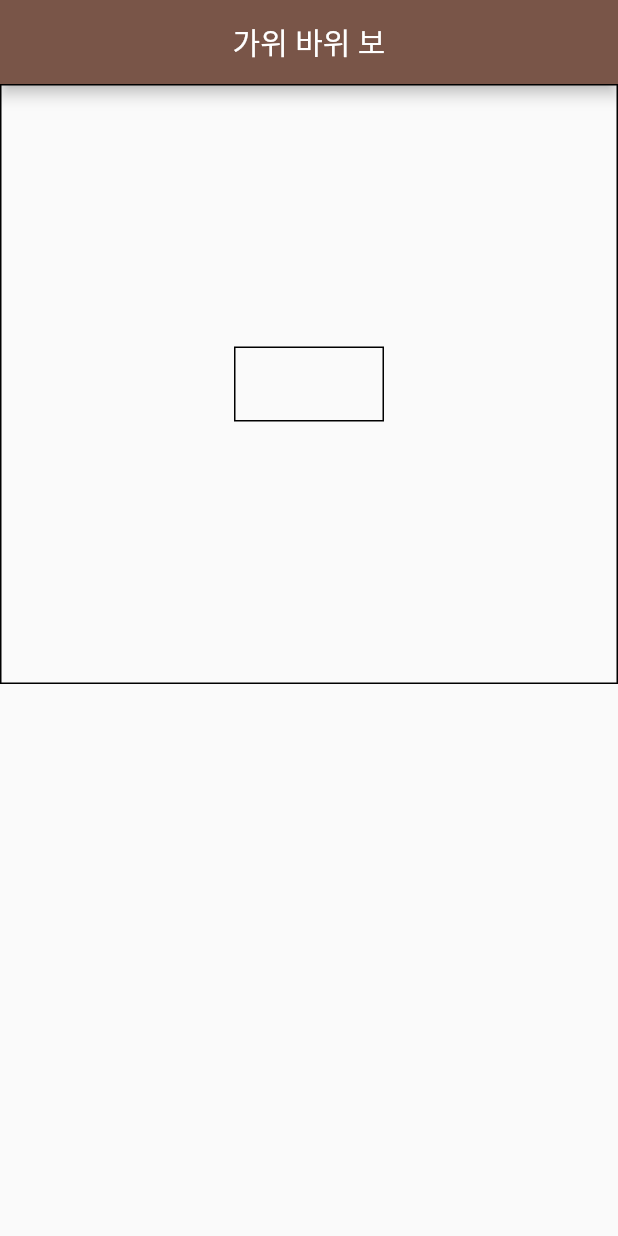
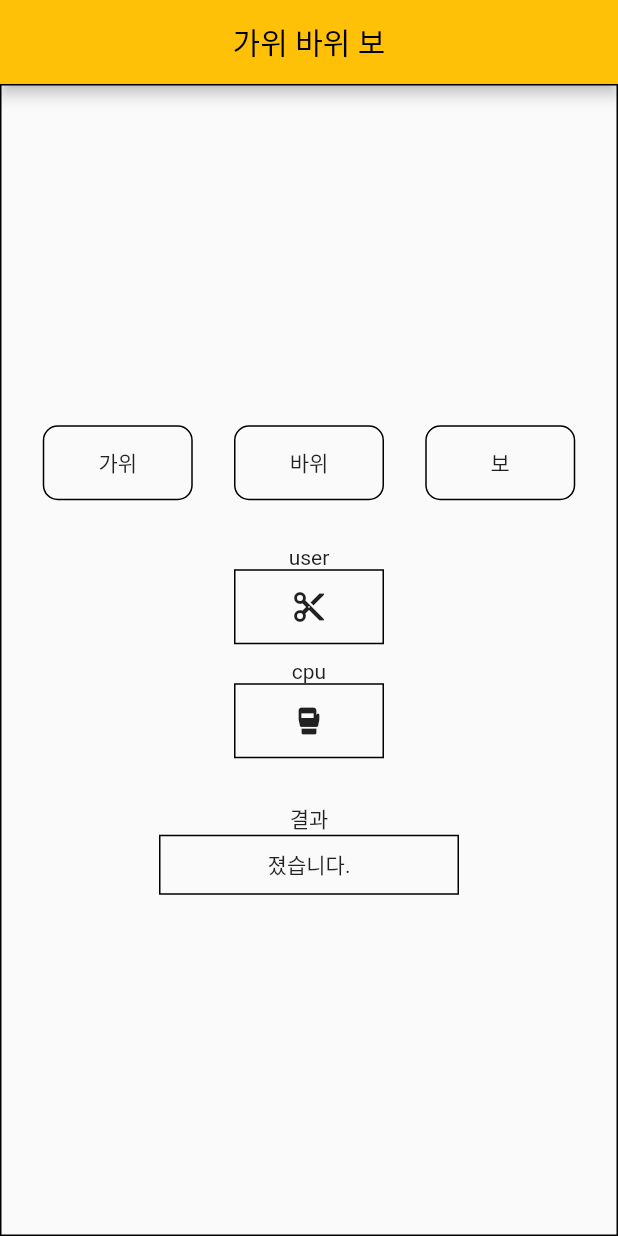
Before and after one commit to bluetype55/rock-paper-scissors, a Flutter app: the screen it shows after launch, on a phone screen of 412 x 824 dp. Run offline on Flutter 3.47's test engine with Material 2 defaults, Android fonts, the phone set to English and light mode, and no system bars.

Commit message:
main page

```diff
--- a/lib/main.dart
+++ b/lib/main.dart
@@ -2,12 +2,12 @@ import 'package:flutter/material.dart';
 
 void main() {
   runApp(
-    const MyApp(),
+    const RockPaperScissorsApp(),
   );
 }
 
-class MyApp extends StatelessWidget {
-  const MyApp({
+class RockPaperScissorsApp extends StatelessWidget {
+  const RockPaperScissorsApp({
     super.key,
   });
 
@@ -16,17 +16,26 @@ class MyApp extends StatelessWidget {
     return MaterialApp(
       title: 'Rock, Paper, Scissors',
       theme: ThemeData(
-        primarySwatch: Colors.brown,
+        primarySwatch: Colors.amber,
       ),
-      home: const MyHomePage(),
+      home: const RockPaperScissorsPage(),
     );
   }
 }
 
-class MyHomePage extends StatelessWidget {
-  const MyHomePage({
+class RockPaperScissorsPage extends StatefulWidget {
+  const RockPaperScissorsPage({
     super.key,
   });
+
+  @override
+  State<RockPaperScissorsPage> createState() => _RockPaperScissorsPageState();
+}
+
+class _RockPaperScissorsPageState extends State<RockPaperScissorsPage> {
+  String? userChoice = '가위';
+  // 기본값은 가위로 설정
+  String? cpuChoice = '바위';
 
   @override
   Widget build(BuildContext context) {
@@ -35,22 +44,162 @@ class MyHomePage extends StatelessWidget {
         title: const Text('가위 바위 보'),
         centerTitle: true,
       ),
-      body: Container(
+      body: RockPaperScissorsField(
+        userChoice: '가위',
+        cpuChoice: '바위',
+        onUserChoiceChanged: (choice) {
+          setState(
+            () {
+              userChoice = choice;
+            },
+          );
+        },
+      ),
+    );
+  }
+}
+
+class RockPaperScissorsField extends StatefulWidget {
+  final String? userChoice;
+  final String? cpuChoice;
+  final ValueChanged<String>? onUserChoiceChanged;
+
+  const RockPaperScissorsField({
+    super.key,
+    this.userChoice,
+    this.cpuChoice,
+    this.onUserChoiceChanged,
+  });
+
+  @override
+  State<RockPaperScissorsField> createState() => _RockPaperScissorsFieldState();
+}
+
+class _RockPaperScissorsFieldState extends State<RockPaperScissorsField> {
+  @override
+  Widget build(BuildContext context) {
+    String rpsResult(userChoice, cpuChoice) {
+      if (userChoice == cpuChoice) {
+        return '비겼습니다.';
+      } else if ((userChoice == '가위' && cpuChoice == '보') ||
+          (userChoice == '바위' && cpuChoice == '가위') ||
+          (userChoice == '보' && cpuChoice == '바위')) {
+        return '이겼습니다.';
+      } else {
+        return '졌습니다.';
+      }
+    }
+
+    String lastResult = rpsResult(widget.userChoice, widget.cpuChoice);
+
+    return Container(
       width: double.infinity,
-        height: 400,
       decoration: BoxDecoration(
         border: Border.all(),
       ),
       child: Center(
+        child: Column(
+          mainAxisAlignment: MainAxisAlignment.center,
+          children: [
+            Row(
+              mainAxisAlignment: MainAxisAlignment.spaceEvenly,
+              children: [
+                RpsState(rpsState: '가위', onTap: widget.onUserChoiceChanged),
+                RpsState(rpsState: '바위', onTap: widget.onUserChoiceChanged),
+                RpsState(rpsState: '보', onTap: widget.onUserChoiceChanged),
+              ],
+            ),
+            const SizedBox(height: 30),
+            const Text('user'),
+            RpsChoices(
+              newVariable: widget.userChoice,
+            ),
+            const SizedBox(height: 10),
+            const Text('cpu'),
+            RpsChoices(
+              newVariable: widget.cpuChoice,
+            ),
+            const SizedBox(height: 30),
+            const Text('결과'),
+            Container(
+              width: 200,
+              height: 40,
+              decoration: BoxDecoration(
+                border: Border.all(),
+              ),
+              child: Center(
+                child: Text(lastResult),
+              ),
+            ),
+          ],
+        ),
+      ),
+    );
+  }
+}
+
+class RpsState extends StatelessWidget {
+  final String? rpsState;
+  final ValueChanged<String>? onTap;
+
+  const RpsState({
+    super.key,
+    this.rpsState,
+    this.onTap,
+  });
+
+  @override
+  Widget build(BuildContext context) {
+    return GestureDetector(
+      onTap: () {
+        if (onTap != null) {
+          onTap!(rpsState!);
+        }
+      },
       child: Container(
         width: 100,
         height: 50,
         decoration: BoxDecoration(
           border: Border.all(),
+          borderRadius: BorderRadius.circular(10),
         ),
-          ),
+        child: Center(
+          child: Text('$rpsState'),
         ),
       ),
     );
   }
 }
+
+class RpsChoices extends StatelessWidget {
+  final String? newVariable;
+
+  Icon iconInvertor(newVariable) {
+    if (newVariable == '보') {
+      return const Icon(Icons.back_hand);
+    } else if (newVariable == '가위') {
+      return const Icon(Icons.cut);
+    } else {
+      return const Icon(Icons.sports_mma);
+    }
+  }
+
+  const RpsChoices({
+    super.key,
+    this.newVariable,
+  });
+
+  @override
+  Widget build(BuildContext context) {
+    return Container(
+      width: 100,
+      height: 50,
+      decoration: BoxDecoration(
+        border: Border.all(),
+      ),
+      child: Center(
+        child: iconInvertor(newVariable),
+      ),
+    );
+  }
+}
```
Lines whose indentation alone changed are shown as unchanged.
